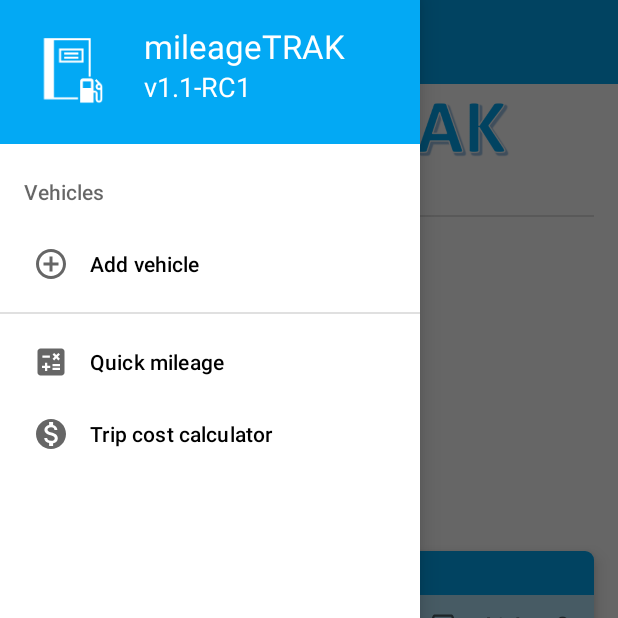
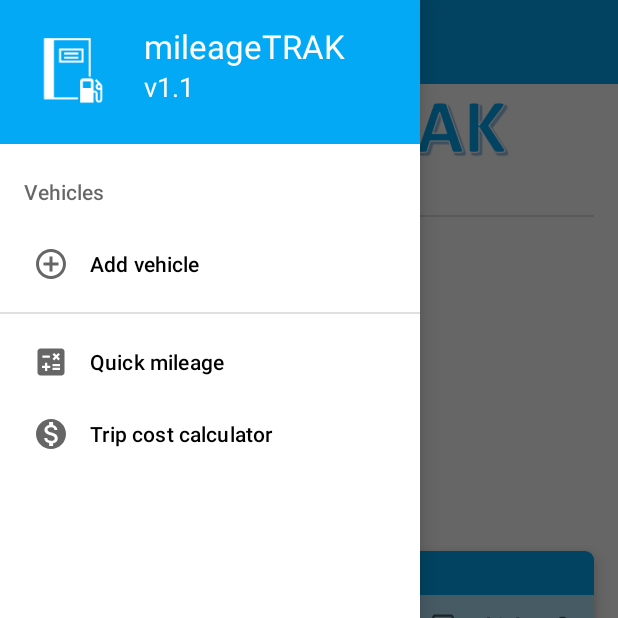
Before and after one commit to miguelamacias/MileageApp, an Android app: the screen it shows after launch (MainActivity), with the side drawer open, on a phone screen of 412 x 824 dp, the top half of it. Run offline under Robolectric (Android 15) with nearby library versions, the phone set to English and light mode, and no system bars; our stand-ins replace Room's generated code, navigation-ui.

Commit message:
Version 1.1 - Final Release
-No changes from RC

```diff
--- a/app/src/main/res/values/strings.xml
+++ b/app/src/main/res/values/strings.xml
@@ -1,5 +1,5 @@
 <resources>
-    <string name="app_version" translatable="false">v1.1-RC1</string>
+    <string name="app_version" translatable="false">v1.1</string>
     <string name="kilometres_label">Kilometres:</string>
     <string name="kms_label">KMs:</string>
     <string name="kilometres_km">KM</string>
```
